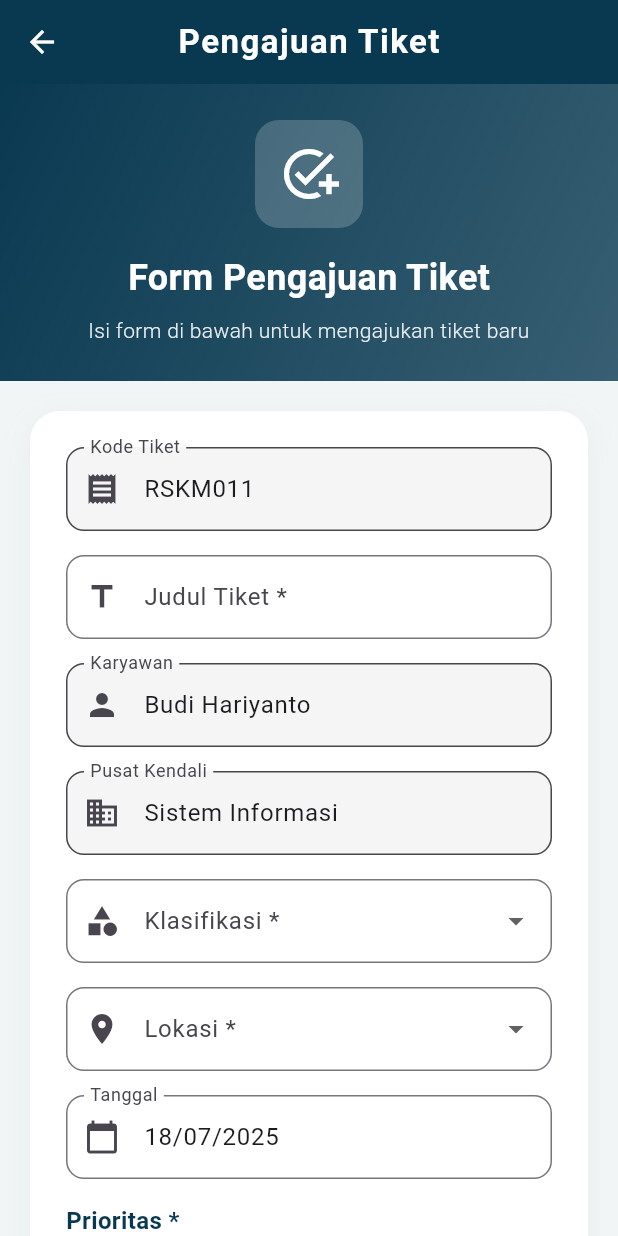
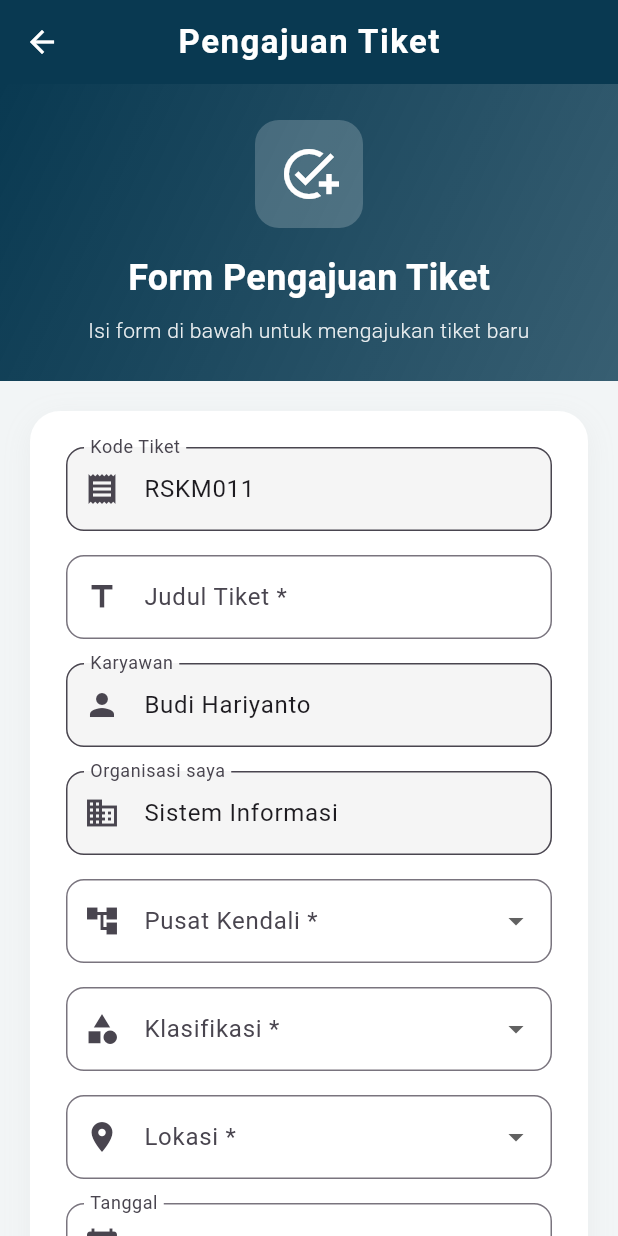
Before and after one commit to ataullahrafif/kmasset-aplikasi, a Flutter app: the FormPengajuanTiketPage screen opened directly, on a phone screen of 412 x 824 dp. Run offline on Flutter 3.47's test engine with Material 3 defaults, Android fonts, the phone set to English and light mode, and no system bars; our stand-ins replace image_picker, shared_preferences; missing offline and left inert: mobile_scanner; accounts and stored records are empty.

Commit message:
18072025

```diff
--- a/lib/form_pengajuan_tiket.dart
+++ b/lib/form_pengajuan_tiket.dart
@@ -63,6 +63,16 @@ class _FormPengajuanTiketPageState extends State<FormPengajuanTiketPage> {
     {'code': 'CLS005', 'name': 'Instalasi Baru'},
   ];
 
+  // List dummy organisasi tujuan dan variabel state untuk dropdown
+  final List<Map<String, String>> _pusatKendaliOptions = [
+    {'code': 'ORG001', 'name': 'IT Support'},
+    {'code': 'ORG002', 'name': 'Logistik'},
+    {'code': 'ORG003', 'name': 'Keuangan'},
+    {'code': 'ORG004', 'name': 'Umum'},
+    {'code': 'ORG005', 'name': 'Manajemen'},
+  ];
+  String? _selectedPusatKendali;
+
   bool _isLoading = false;
   bool _hasUnsavedChanges = false;
 
@@ -80,6 +90,7 @@ class _FormPengajuanTiketPageState extends State<FormPengajuanTiketPage> {
     _tanggalController.text = _formatDate(_selectedDate!);
     _organisasiController.text = EmployeeData.organization;
     _karyawanController.text = EmployeeData.employeeName;
+    _selectedPusatKendali = null; // Set null agar user wajib memilih
 
     // Add listeners for auto-save
     _judulTiketController.addListener(_onFieldChanged);
@@ -247,6 +258,7 @@ class _FormPengajuanTiketPageState extends State<FormPengajuanTiketPage> {
                         _selectedDate = DateTime.now();
                         _tanggalController.text = _formatDate(_selectedDate!);
                         _selectedImages.clear();
+                        _selectedPusatKendali = null; // Reset pusat kendali
                       });
                       if (mounted) {
                         ScaffoldMessenger.of(context).showSnackBar(
@@ -279,6 +291,11 @@ class _FormPengajuanTiketPageState extends State<FormPengajuanTiketPage> {
                           _selectedDate = DateTime.parse(draftData['tanggal']);
                           _tanggalController.text = _formatDate(_selectedDate!);
                         }
+                        _selectedPusatKendali = _pusatKendaliOptions.any(
+                                (org) =>
+                                    org['code'] == draftData['pusat_kendali'])
+                            ? draftData['pusat_kendali']
+                            : null;
                       });
                       if (mounted) {
                         ScaffoldMessenger.of(context).showSnackBar(
@@ -691,12 +708,12 @@ class _FormPengajuanTiketPageState extends State<FormPengajuanTiketPage> {
                           ),
                           const SizedBox(height: 16),
 
-                          // Organisasi (readonly)
+                          // Organisasi saya (readonly)
                           TextFormField(
                             controller: _organisasiController,
                             readOnly: true,
                             decoration: InputDecoration(
-                              labelText: 'Pusat Kendali',
+                              labelText: 'Organisasi saya',
                               prefixIcon: const Icon(Icons.business),
                               border: OutlineInputBorder(
                                 borderRadius: BorderRadius.circular(12),
@@ -704,6 +721,37 @@ class _FormPengajuanTiketPageState extends State<FormPengajuanTiketPage> {
                               filled: true,
                               fillColor: Colors.grey[100],
                             ),
+                          ),
+                          const SizedBox(height: 16),
+
+                          // Pusat Kendali (dropdown)
+                          DropdownButtonFormField<String>(
+                            value: _selectedPusatKendali,
+                            decoration: InputDecoration(
+                              labelText: 'Pusat Kendali *',
+                              prefixIcon: const Icon(Icons.account_tree),
+                              border: OutlineInputBorder(
+                                borderRadius: BorderRadius.circular(12),
+                              ),
+                            ),
+                            items: _pusatKendaliOptions.map((org) {
+                              return DropdownMenuItem<String>(
+                                value: org['code'],
+                                child: Text(org['name']!),
+                              );
+                            }).toList(),
+                            onChanged: (value) {
+                              setState(() {
+                                _selectedPusatKendali = value;
+                              });
+                              _onFieldChanged();
+                            },
+                            validator: (value) {
+                              if (value == null || value.isEmpty) {
+                                return 'Pusat Kendali harus dipilih';
+                              }
+                              return null;
+                            },
                           ),
                           const SizedBox(height: 16),
 
```
